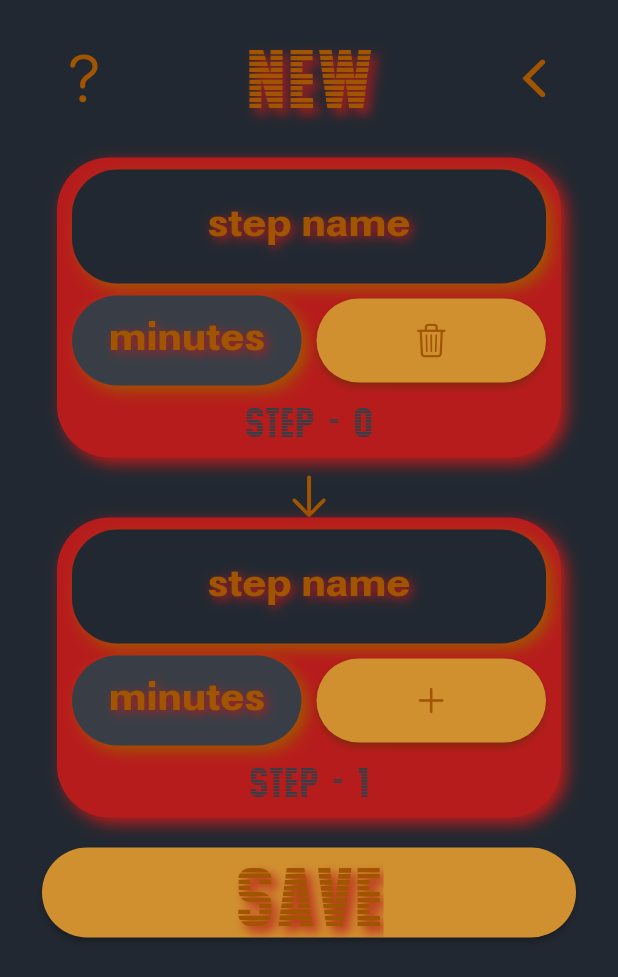
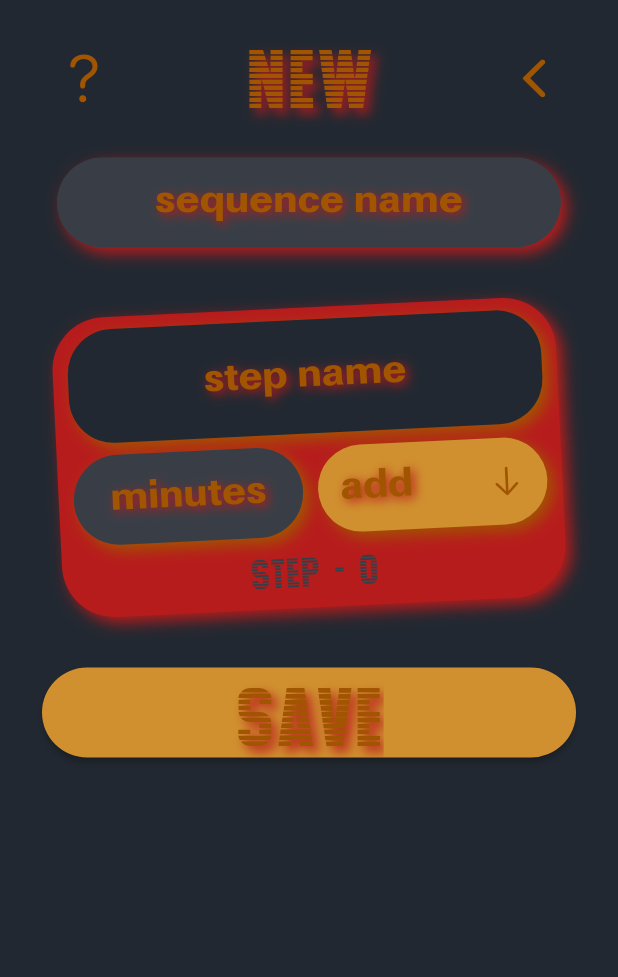
Before and after one commit to arrenaid/focus, a Flutter app: the NewSequenceScreen screen opened directly, on a phone screen of 412 x 824 dp. Shown: the top 977 px of the screen. Run offline on Flutter 3.47's test engine with Material 2 defaults, Android fonts, the phone set to English and light mode, and no system bars; our stand-ins replace bloc, equatable, flutter_bloc, sqflite; accounts and stored records are empty.

Commit message:
add text controller and StepSeq class

```diff
--- /dev/null
+++ b/lib/model/step_sequence.dart
@@ -0,0 +1,12 @@
+class StepSeq{
+  int? id;
+  String? name;
+  int? minute;
+  int? position;//todo delete
+  int? sequence;
+
+  StepSeq({this.id, required this.name, required this.minute,
+    required this.position, required this.sequence});
+  StepSeq.empty();
+
+}
--- a/lib/screens/focus_screen.dart
+++ b/lib/screens/focus_screen.dart
@@ -73,7 +73,7 @@ class FocusPage extends StatelessWidget {
               Align(
                 alignment: const FractionalOffset(0.5, 0.1),
                 child:  Container(
-                  padding: EdgeInsets.all(5),
+                  padding: const EdgeInsets.all(5),
                   child: Text('${state.timerType.toString()}\nRun',
                     style: tsUp,),
                 ),
--- a/lib/screens/new_sequence_screen.dart
+++ b/lib/screens/new_sequence_screen.dart
@@ -1,5 +1,7 @@
 import 'package:flutter/cupertino.dart';
 import 'package:flutter/material.dart';
+import 'package:focus/model/step_sequence.dart';
+import 'dart:math';
 import '../constants.dart';
 
 class NewSequenceScreen extends StatefulWidget {
@@ -10,8 +12,34 @@ class NewSequenceScreen extends StatefulWidget {
 }
 
 class _NewSequenceScreenState extends State<NewSequenceScreen> {
-  var items = ['first', 'end'];
+  List<StepSeq> items = [StepSeq.empty()];
+  // late String currentName;
+  // late int currentMin;
 
+  List<TextEditingController> _controllersText = [];
+  List<TextEditingController> _controllersMin = [];
+
+  @override
+  void initState() {
+    super.initState();
+    // _controllerText.addListener(listenerName);
+    // _controllerMin.addListener(listenerMin);
+  }
+  @override
+  void dispose() {
+    _controllersText.forEach((element) { element.dispose();});
+    _controllersMin.forEach((element) {element.dispose();});
+
+    super.dispose();
+  }
+  // void listenerName(){
+  //   currentName = _controllerText.text;
+  // }
+  // void listenerMin(){
+  //   String text = _controllerMin.text;
+  //   print(text);
+  //   currentMin = int.tryParse(text) ?? 0;
+  // }
   @override
   Widget build(BuildContext context) {
     //Map<String, int> sequence ;//= ['start', 10] as Map<String, int>;
@@ -25,7 +53,9 @@ class _NewSequenceScreenState extends State<NewSequenceScreen> {
             scrollDirection: Axis.vertical,
             physics: const BouncingScrollPhysics(),
             children: [
-            const SizedBox(height: 20,),
+              const SizedBox(
+                height: 20,
+              ),
               Row(
                 mainAxisAlignment: MainAxisAlignment.spaceBetween,
                 children: [
@@ -51,13 +81,43 @@ class _NewSequenceScreenState extends State<NewSequenceScreen> {
                   ),
                 ],
               ),
-              const SizedBox(height: 20,),
+              const SizedBox(
+                height: 20,
+              ),
+              Container(
+                height: 60,
+                margin: const EdgeInsets.symmetric(horizontal: 10),
+                decoration: BoxDecoration(
+                  color: col2,
+                  borderRadius: BorderRadius.circular(30.0),
+                  boxShadow: const [
+                    BoxShadow(
+                        offset: Offset(4.0, 4.0), blurRadius: 8.0, color: col3),
+                  ],
+                ),
+                child:  const Center(
+                  child: TextField(
+                    style: tsButton,
+                    textAlign: TextAlign.center,
+                    keyboardType: TextInputType.text,
+                    decoration: InputDecoration.collapsed(
+                      border: InputBorder.none,
+                      hintText: 'sequence name',
+                      hintStyle: tsButton,
+                    ),
+                  ),
+                ),
+              ),
+              const SizedBox(
+                height: 40,
+              ),
               //configurator
+            if(items.isNotEmpty)...[
               ListView.separated(
                 shrinkWrap: true,
                 physics: const BouncingScrollPhysics(),
                 itemBuilder: (context, index) {
-                  return buildSequenceCard(index, context);
+                  return buildSequenceCard(index, context, items[index]);
                 },
                 separatorBuilder: (context, index) => SizedBox(
                   height: 40,
@@ -72,10 +132,9 @@ class _NewSequenceScreenState extends State<NewSequenceScreen> {
                 ),
                 itemCount: items.length,
               ),
-
+              ],
               //save
-          const SizedBox(
-            height: 20,),
+              const SizedBox(height: 40),
               SizedBox(
                 height: 60,
                 child: ElevatedButton(
@@ -88,11 +147,13 @@ class _NewSequenceScreenState extends State<NewSequenceScreen> {
                     shape: const StadiumBorder(),
                     backgroundColor: col5,
                   ),
-                  child:  const Text(
+                  child: const Text(
                     'save',
-                    style:tsDef,
+                    style: tsDef,
                   ),
-                ),),
+                ),
+              ),
+              const SizedBox(height: 40),
             ],
           ),
         ),
@@ -100,19 +161,36 @@ class _NewSequenceScreenState extends State<NewSequenceScreen> {
     );
   }
 
-  Container buildSequenceCard(int index, BuildContext context) {
-    return Container(
+  Widget buildSequenceCard(int index, BuildContext context, StepSeq item) {
+    if(index >= _controllersText.length) {//todo ref
+      _controllersText.add(TextEditingController());
+      _controllersMin.add(TextEditingController());
+    }
+
+    if(item.name != null && (items.length - 1) == index) {
+      _controllersText[index].text = item.name!;
+    }
+    if(item.minute != null && (items.length - 1) == index) {
+      _controllersMin[index].text = item.minute.toString();
+    }
+    // else if(items[index].name != null){
+    //   _controllersText[index].text = items[index].name!;
+    // }
+
+    return Transform.rotate(
+      angle: index % 2 == 0 ? -pi / 65 : pi / 55,
+      child: Container(
         height: 200,
-                    margin: const EdgeInsets.symmetric(horizontal: 10.0,),
+        margin: const EdgeInsets.symmetric(
+          horizontal: 10.0,
+        ),
         padding: const EdgeInsets.symmetric(horizontal: 10.0, vertical: 8.0),
         //width: 60,
         decoration: BoxDecoration(
           color: col3,
           borderRadius: BorderRadius.circular(35),
-                      boxShadow: const [ BoxShadow(
-                        offset: Offset(4.0, 4.0),
-                        blurRadius: 8.0,
-                        color:  col3),
+          boxShadow: const [
+            BoxShadow(offset: Offset(4.0, 4.0), blurRadius: 8.0, color: col3),
           ],
         ),
         child: Column(
@@ -123,18 +201,19 @@ class _NewSequenceScreenState extends State<NewSequenceScreen> {
                 decoration: BoxDecoration(
                   color: col1,
                   borderRadius: BorderRadius.circular(30.0),
-                              boxShadow: const [ BoxShadow(
-                                  offset: Offset(4.0, 4.0),
-                                  blurRadius: 8.0,
-                                  color:  col4),
+                  boxShadow: const [
+                    BoxShadow(
+                        offset: Offset(4.0, 4.0), blurRadius: 8.0, color: col4),
                   ],
                 ),
-                            child: const Center(
+                child: Center(
                   child: TextField(
+                    controller: _controllersText[index],
                     style: tsButton,
                     textAlign: TextAlign.center,
                     keyboardType: TextInputType.text,
-                                decoration: InputDecoration.collapsed(
+
+                    decoration: const InputDecoration.collapsed(
                       border: InputBorder.none,
                       hintText: 'step name',
                       hintStyle: tsButton,
@@ -152,18 +231,20 @@ class _NewSequenceScreenState extends State<NewSequenceScreen> {
                       decoration: BoxDecoration(
                         color: col2,
                         borderRadius: BorderRadius.circular(30.0),
-                                    boxShadow: const [ BoxShadow(
+                        boxShadow: const [
+                          BoxShadow(
                               offset: Offset(4.0, 4.0),
                               blurRadius: 8.0,
-                                        color:  col4),
+                              color: col4),
                         ],
                       ),
-                                  child: const Center(
+                      child: Center(
                         child: TextField(
+                          controller: _controllersMin[index],
                           style: tsButton,
                           textAlign: TextAlign.center,
                           keyboardType: TextInputType.number,
-                                      decoration: InputDecoration.collapsed(
+                          decoration: const InputDecoration.collapsed(
                             border: InputBorder.none,
                             hintText: 'minutes',
                             hintStyle: tsButton,
@@ -172,28 +253,27 @@ class _NewSequenceScreenState extends State<NewSequenceScreen> {
                       ),
                     ),
                   ),
-                              const SizedBox(width:10),
-                              Expanded(child: ElevatedButton(
+                  const SizedBox(width: 10),
+                  Expanded(
+                      child: (items.length - 1) == index
+                          ? dropdownSequence()
+                          : ElevatedButton(
                               onPressed: () {
                                 setState(() {
-                                    (items.length -1) == index
-                                        ? items.add('next $index')
-                                        : items.removeAt(index);
+                                  items.removeAt(index);
                                 });
                               },
                               style: ElevatedButton.styleFrom(
                                 padding: const EdgeInsets.symmetric(
                                     horizontal: 35, vertical: 16),
-                                      shadowColor:  col4,
+                                shadowColor: col4,
                                 minimumSize: const Size.fromHeight(50),
                                 alignment: Alignment.center,
                                 shape: const StadiumBorder(),
                                 backgroundColor: col5,
                               ),
-                                child:(items.length -1) == index
-                                    ? const Icon(CupertinoIcons.add,color: col4)
-                                    : const Icon(CupertinoIcons.delete_simple,color: col4)
-                              )),
+                              child: const Icon(CupertinoIcons.delete_simple,
+                                  color: col4))),
                 ],
               ),
             ),
@@ -204,6 +284,79 @@ class _NewSequenceScreenState extends State<NewSequenceScreen> {
             ),
           ],
         ),
+      ),
+    );
+  }
+
+  Widget dropdownSequence() {
+    List<String> list = [];
+    if (!list.contains('add')) list.add('add');
+    Set<StepSeq> set = items.toSet();
+    list.addAll(List.generate(set.length, (index) => items[index].name ?? 'current' ));//todo
+    //var indexOf = list.indexOf('add');
+    String dropdownValue = list.first;
+    return Container(
+      padding: const EdgeInsets.symmetric(horizontal: 15, vertical: 5),
+      decoration: BoxDecoration(
+        color: col5,
+        borderRadius: BorderRadius.circular(30.0),
+        boxShadow: const [
+          BoxShadow(offset: Offset(4.0, 4.0), blurRadius: 8.0, color: col4),
+        ],
+      ),
+      child: DropdownButtonHideUnderline(
+        child: DropdownButton<String>(
+          value: dropdownValue,
+          icon: const Icon(
+            CupertinoIcons.down_arrow,
+            color: col4,
+          ),
+          elevation: 16,
+          isExpanded: true,
+          borderRadius: BorderRadius.circular(35),
+          style: tsButton,
+          alignment: AlignmentDirectional.center,
+          dropdownColor: col2,
+          onChanged: (value) {
+            // This is called when the user selects an item.
+            int parse = int.parse(_controllersMin.last.text);
+
+            setState(() {
+              //dropdownValue = value!;
+
+              //save old
+              items.last.name = _controllersText.last.text;
+              items.last.minute = parse;
+
+              if(value != list.first){
+                int? indexSet = list.indexOf(value!) ?? null;//todo ref
+                int indexOf = items.indexOf(set.elementAt(indexSet!)) ?? items.length;
+                items.add(items[indexOf]);
+              } else{
+                items.add(StepSeq.empty());
+                // print(_controllersText.last.text);
+                // print(parse);
+                //
+                // items.add(StepSeq(name: _controllersText.last.text,
+                //   minute: parse,
+                //   position: 0, sequence: 0,));
+              }
+
+
+            });
+          },
+          items: list.map<DropdownMenuItem<String>>((String value) {
+            return DropdownMenuItem<String>(
+              value: value,
+              child: Text(
+                value,
+                textAlign: TextAlign.center,
+                overflow: TextOverflow.fade,
+              ),
+            );
+          }).toList(),
+        ),
+      ),
     );
   }
 }
--- a/lib/screens/sequence_screen.dart
+++ b/lib/screens/sequence_screen.dart
@@ -1,5 +1,4 @@
 import 'dart:math';
-
 import 'package:flutter/cupertino.dart';
 import 'package:flutter/material.dart';
 import 'package:focus/screens/new_sequence_screen.dart';
```
Also changed, not shown: pubspec.lock. Lines whose indentation alone changed are shown as unchanged.
